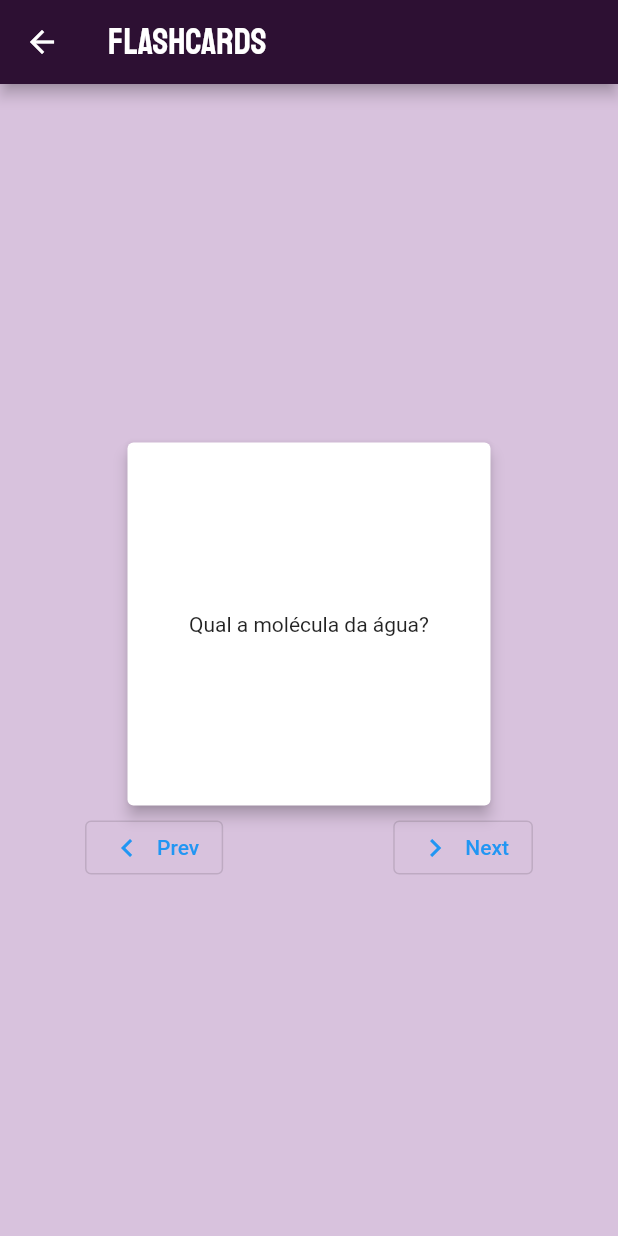
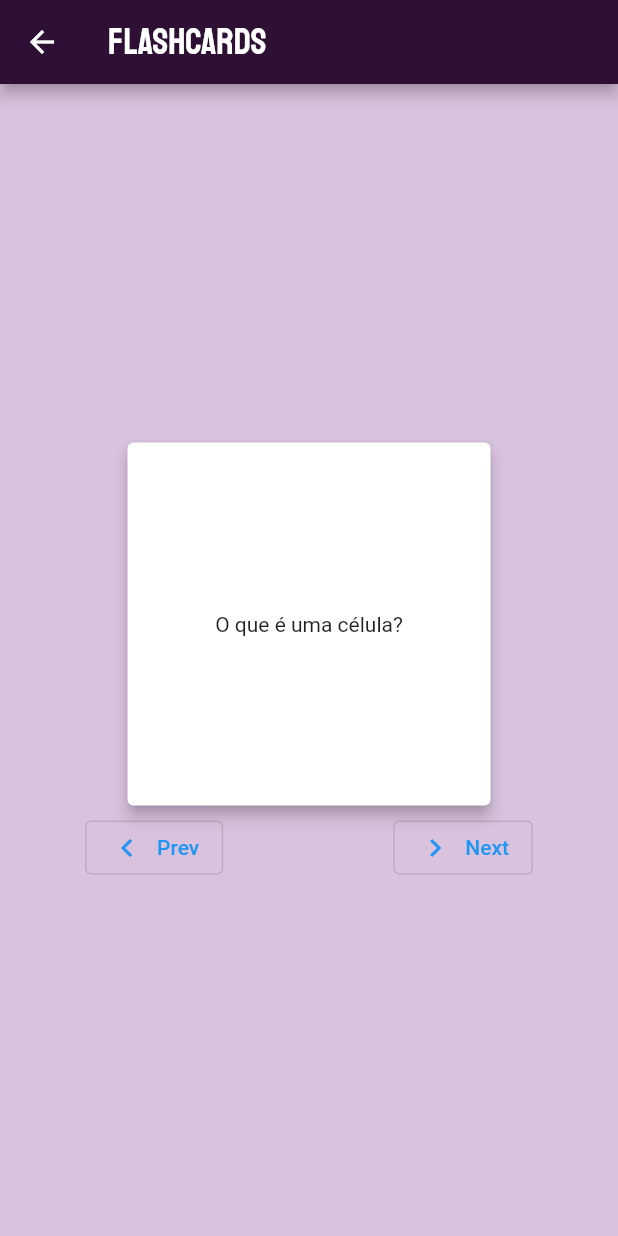
Before and after one commit to cristianocosta13/Science-Notes, a Flutter app: the FlashcardsPage screen opened directly, on a phone screen of 412 x 824 dp. Run offline on Flutter 3.47's test engine with Material 2 defaults, Android fonts, the phone set to English and light mode, and no system bars; drawn by our look-alikes of flip_card; our stand-ins replace shared_preferences, sqflite; missing offline and left inert: highlight_text; accounts and stored records are empty.

Commit message:
Update flashcards.dart

```diff
--- a/lib/pages/flashcards.dart
+++ b/lib/pages/flashcards.dart
@@ -14,7 +14,7 @@ class FlashcardsPage extends StatefulWidget {
 
 class _FlashcardsPageState extends State<FlashcardsPage> {
   List<Flashcard> _flashcardBs = [
-    Flashcard(question: "Qual a molécula da água?", answer: "H20"),
+    Flashcard(question: "O que é uma célula?", answer: " Unidades funcionais e estruturais dos seres vivos"),
     Flashcard(question: "Qual animal tem listras?", answer: "Zebra"),
   ];
   int _currenIndex = 0;
```
